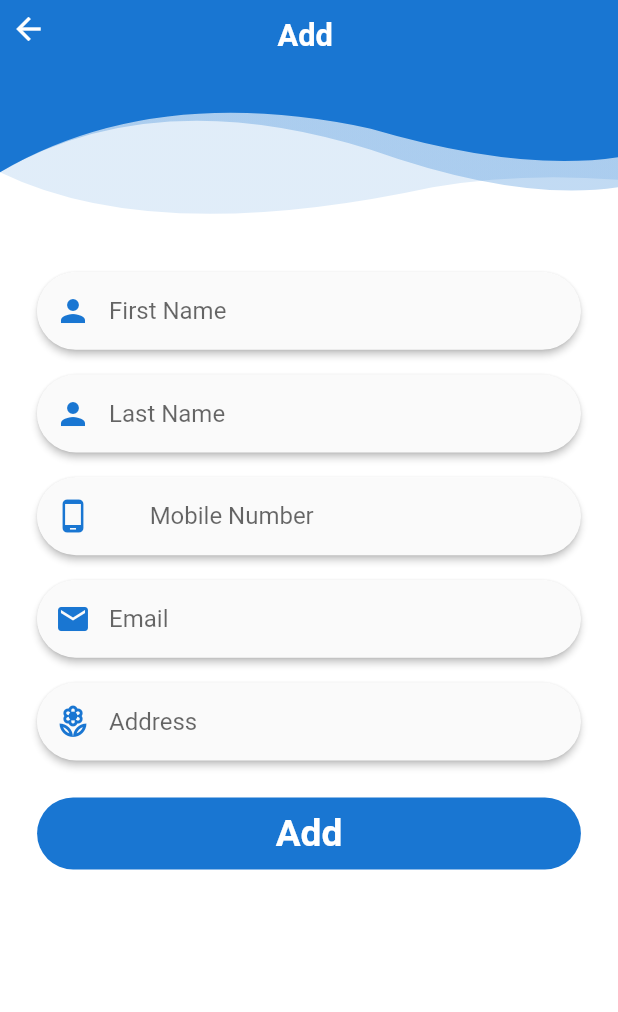
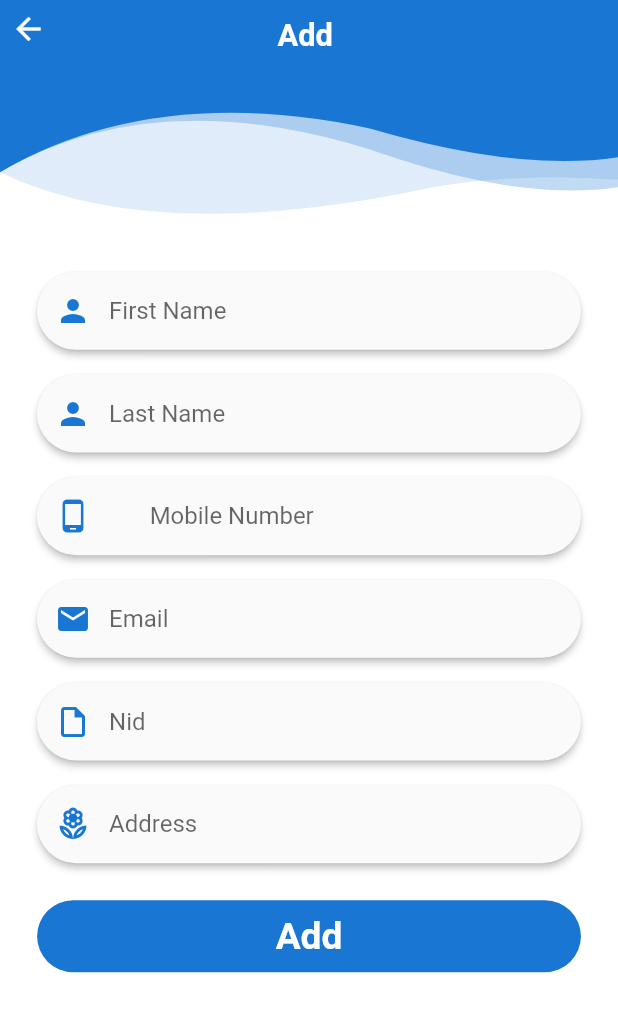
Before and after one commit to duetianmehedishuvo/house_rant, a Flutter app: the PageOtherServiceAdd screen opened directly with empty values, on a phone screen of 412 x 824 dp. Shown: the top 1012 px of the screen. Run offline on Flutter 3.47's test engine with Material 2 defaults, Android fonts, the phone set to English and light mode, and no system bars; our stand-ins replace cached_network_image, cloud_firestore, connectivity, firebase_auth, firebase_core, firebase_storage and 9 more; missing offline and left inert: flutter_full_pdf_viewer, flutter_range_slider, flutter_search_bar, flutter_statusbarcolor, multi_image_picker2, qr and 2 more; accounts and stored records are empty.

Commit message:
Final Commit Alhamduriallah

```diff
--- a/lib/services/upload_image.dart
+++ b/lib/services/upload_image.dart
@@ -123,7 +123,7 @@ class _MultiImageState extends State<MultiImage> {
   }
 
   //Uploading images
-  Future<Null> _uploadImages(){
+  Future<Null> _uploadImages() async {
     setState(() {
       len = images.length;
       _uploadStatus=!_uploadStatus;
@@ -161,7 +161,7 @@ class _MultiImageState extends State<MultiImage> {
           _isImageSelected = false;
         });
       }
-    } on Exception catch (e) {
+    } on Exception {
     }
 
     // If the widget was removed from the tree while the asynchronous platform
--- a/lib/services/webservices.dart
+++ b/lib/services/webservices.dart
@@ -8,7 +8,6 @@ import 'package:http/http.dart' as http;
 class WebServices {
   ApiListener mApiListener;
 
-  final JsonDecoder _decoder = new JsonDecoder();
 
   WebServices(this.mApiListener);
 
--- a/lib/ui/about_developers.dart
+++ b/lib/ui/about_developers.dart
@@ -45,7 +45,10 @@ class AboutDevelopers extends StatelessWidget {
             children: <Widget>[
               SizedBox(height: size.getWidthPx(10)),
               getDevCard(context, '', 'Nasrin Khan', '',
-                  'Flutter Developer', 'mailto:knasrin235@gmail.com', 'assets/developers/nasrin.png'),
+                  'Flutter Developer', 'mailto:knasrin235@gmail.com', 'assets/developers/nasrin.jpg'),
+              SizedBox(height: size.getWidthPx(10)),
+              getDevCard(context, '', 'Sumita Khatun', '',
+                  'Flutter Developer', 'mailto:khansumikh@gmail.com', 'assets/developers/sumita.jpg'),
             ],
           ),
         ),
--- a/lib/ui/page_add_house.dart
+++ b/lib/ui/page_add_house.dart
@@ -50,7 +50,6 @@ class AddHouseState extends State<AddHouse> {
 }
 
 List<String> _filters = <String>[];
-List<String> _filter = <String>[];
 final databaseReference = FirebaseFirestore.instance;
 DocumentReference ref;
 DocumentReference addd;
--- a/lib/ui/page_custom_search.dart
+++ b/lib/ui/page_custom_search.dart
@@ -1,10 +1,8 @@
 import 'package:farfromhome/LocalBindings.dart';
 import 'package:farfromhome/ui/page_search.dart';
-import 'package:farfromhome/utils/responsive_screen.dart';
 import 'package:farfromhome/utils/utils.dart';
 import 'package:farfromhome/widgets/widgets.dart';
 import 'package:flutter/material.dart';
-import 'package:flutter/widgets.dart';
 import 'package:flutter_range_slider/flutter_range_slider.dart' as frs;
 import 'package:fluttertoast/fluttertoast.dart';
 import 'package:intl/intl.dart';
@@ -34,7 +32,6 @@ class CustomSearchState extends State<CustomSearchPage> {
 
   // Value of Featured City starting from -1 : All city | 0 : Ahemdabad | 1 : Mumbai | 2 : Anand | ... in order mentioned in cityList[] in  line 28
   int _selectedIndex = -1;
-  String _locality;
 
   // 0 : Bunglow , 1 : Paying Guest, 2 : Hostel, 3 : Apartment
   var _selectedProperty = [];
@@ -49,7 +46,6 @@ class CustomSearchState extends State<CustomSearchPage> {
   static double _upperValue = 40.0;
 
   //Value of the check box about shared Room false : not checked | true : checked
-  bool _shareRoom = false;
 
   void _search() async {
     var userRef = await LocalStorage.sharedInstance.loadUserRef(Constants.userRef);
@@ -434,7 +430,6 @@ class CustomSearchState extends State<CustomSearchPage> {
               style: TextStyle(fontFamily: 'Exo2'),
               onChanged: (String val) {
                 setState(() {
-                  _locality = val;
                 });
               },
               controller: searchController,
--- a/lib/ui/page_forgotpass.dart
+++ b/lib/ui/page_forgotpass.dart
@@ -12,7 +12,6 @@ class ForgotPasswordPage extends StatefulWidget {
 
 class _ForgotPasswordPageState extends State<ForgotPasswordPage> {
   final GlobalKey<FormState> _formKey = GlobalKey<FormState>();
-  bool _autoValidate = false;
   String _email;
   bool isLoading = false;
 
@@ -166,8 +165,7 @@ class _ForgotPasswordPageState extends State<ForgotPasswordPage> {
         onPressed: () {
           // Validate Email First
           validateAndSubmit();
-          Fluttertoast.showToast(msg: "Please Check Your Mail");
-          Navigator.of(context).pop();
+
         },
       ),
     );
--- a/lib/ui/page_other_service_add.dart
+++ b/lib/ui/page_other_service_add.dart
@@ -2,6 +2,7 @@ import 'package:cloud_firestore/cloud_firestore.dart';
 import 'package:farfromhome/ui/page_other_services_details.dart';
 import 'package:farfromhome/utils/utils.dart';
 import 'package:farfromhome/widgets/auth_design.dart';
+import 'package:flutter/cupertino.dart';
 import 'package:flutter/material.dart';
 import 'package:flutter_statusbarcolor/flutter_statusbarcolor.dart';
 import 'package:fluttertoast/fluttertoast.dart';
@@ -23,6 +24,7 @@ class _PageOtherServiceAddState extends State<PageOtherServiceAdd> {
   String _phoneNo;
   String _fname;
   String _lname;
+  String _nidFiled;
   Screen size;
 
   final DocumentReference documentReference = FirebaseFirestore.instance.collection("Services").doc();
@@ -36,6 +38,7 @@ class _PageOtherServiceAddState extends State<PageOtherServiceAdd> {
       "mobileNo": _phoneNo,
       "email": _email,
       "address": _location,
+      "nid": _nidFiled,
       "status": true,
       "Date Created": DateTime.now()
     };
@@ -259,9 +262,30 @@ class _PageOtherServiceAddState extends State<PageOtherServiceAdd> {
                 ),
               ),
             ),
-            SizedBox(
-              height: size.hp(2),
+            SizedBox(height: size.hp(2)),
+            Padding(
+              padding: EdgeInsets.symmetric(horizontal: size.wp(6)),
+              child: Material(
+                elevation: 2.0,
+                borderRadius: BorderRadius.all(Radius.circular(30)),
+                child: TextFormField(
+                  keyboardType: TextInputType.number,
+                  cursorColor: Colors.blue[900],
+                  decoration: InputDecoration(
+                      hintText: "Nid",
+                      prefixIcon: Material(
+                        elevation: 0,
+                        borderRadius: BorderRadius.all(Radius.circular(30)),
+                        child: Icon(Icons.insert_drive_file_outlined, color: Colors.blue[700]),
+                      ),
+                      border: InputBorder.none,
+                      contentPadding: EdgeInsets.symmetric(horizontal: size.wp(2.5), vertical: size.hp(2))),
+                  validator: (value) => value.isEmpty ? "NID can't be empty" : null,
+                  onSaved: (value) => _nidFiled = value,
+                ),
+              ),
             ),
+            SizedBox(height: size.hp(2)),
             Padding(
               padding: EdgeInsets.symmetric(horizontal: size.hp(3)),
               child: Material(
--- a/lib/ui/page_users.dart
+++ b/lib/ui/page_users.dart
@@ -2,7 +2,6 @@ import 'package:cloud_firestore/cloud_firestore.dart';
 import 'package:farfromhome/ui/page_payment.dart';
 import 'package:farfromhome/ui/page_profile.dart';
 import 'package:flutter/material.dart';
-import 'package:flutter/widgets.dart';
 import 'package:farfromhome/utils/responsive_screen.dart';
 import 'package:flutter_statusbarcolor/flutter_statusbarcolor.dart';
 import 'package:fluttertoast/fluttertoast.dart';
@@ -29,9 +28,8 @@ class _UsersState extends State<Users> {
 
   AppBar buildAppBar(BuildContext context) {
     return new AppBar(
-        title: new Text('Search People'),
-        backgroundColor: Colors.blue[700],
-        actions: [searchBar.getSearchAction(context)]);
+        title: new Text('Contact User'),
+        backgroundColor: Colors.blue[700]);
   }
 
   _UsersState() {
--- a/lib/utils/colors.dart
+++ b/lib/utils/colors.dart
@@ -1,4 +1,3 @@
-import 'dart:ui';
 import 'package:flutter/material.dart';
 
 Color colorCurve = Colors.blue[700]; //Color.fromRGBO(97, 10, 165, 0.8);
--- a/lib/utils/responsive_screen.dart
+++ b/lib/utils/responsive_screen.dart
@@ -3,7 +3,6 @@ import 'package:flutter/material.dart';
 class Screen {
   Size screenSize;
 
-  Screen._internal();
   Screen(this.screenSize);
 
   double wp(percentage) {
```
Also changed, not shown: lib/widgets/drawer.dart (+0 -30 lines), assets/developers/nasrin.jpg (added), assets/developers/nasrin.png (deleted), assets/developers/sumita.jpg (added), 1 other file.
